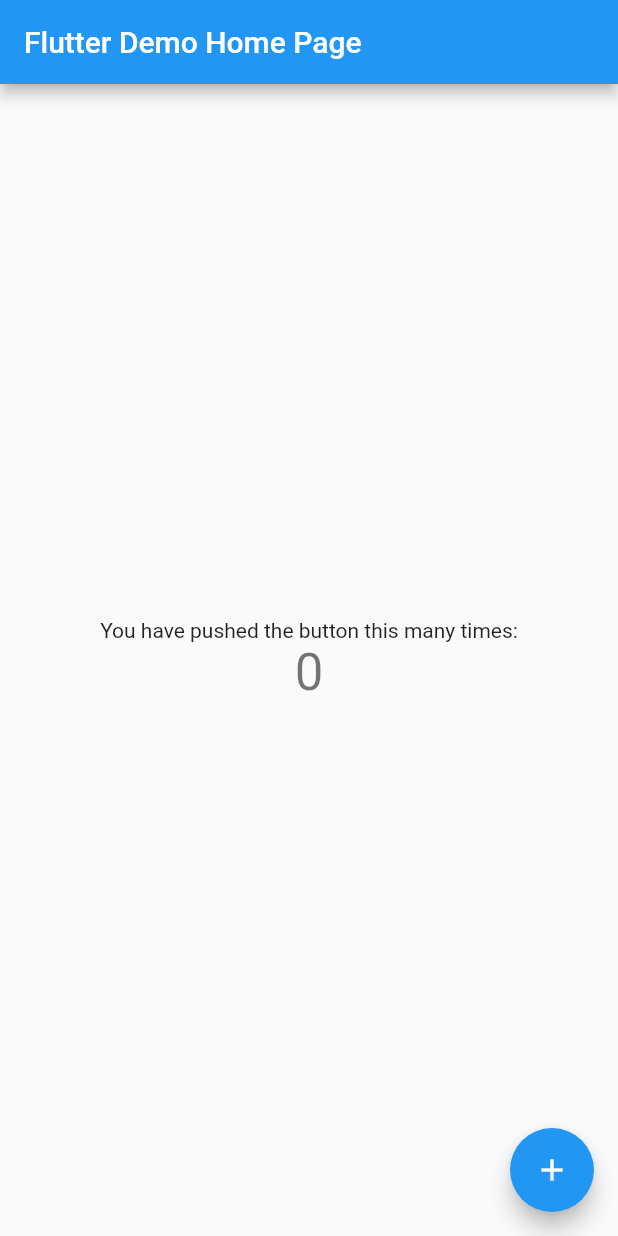
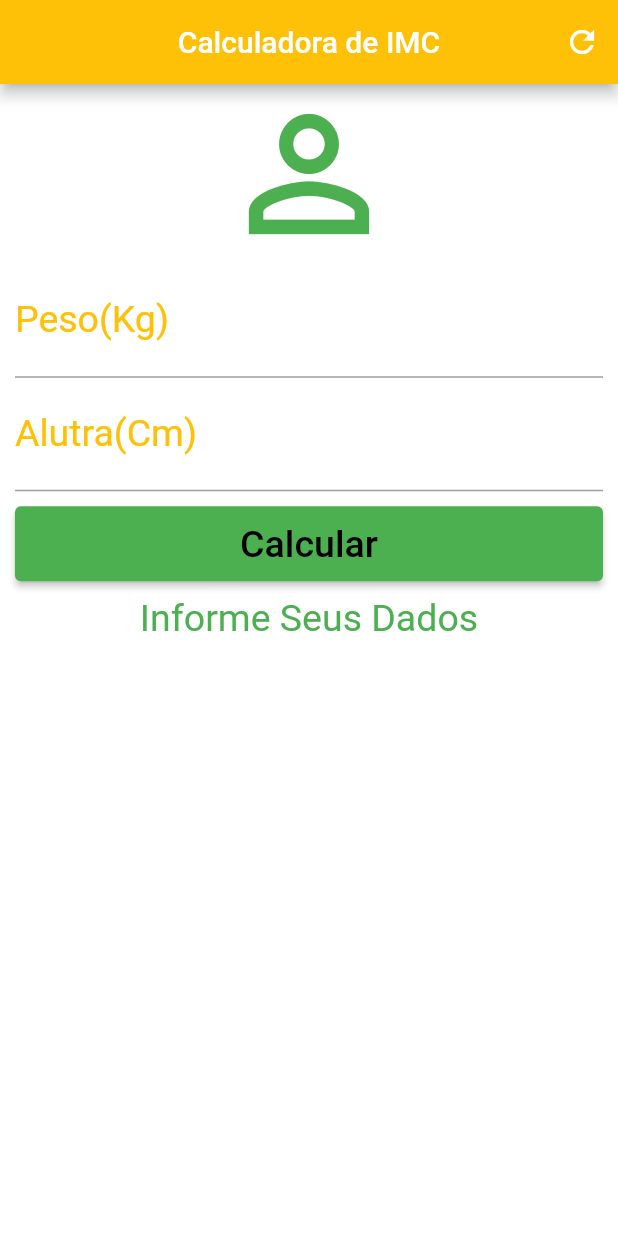
Before and after one commit to J3Mateus/Calculadora-De--IMC, a Flutter app: the screen it shows after launch, on a phone screen of 412 x 824 dp. Run offline on Flutter 3.47's test engine with Material 2 defaults, Android fonts, the phone set to English and light mode, and no system bars.

Commit message:
Aplicativo Completo Com Toda Logica de Programação

```diff
--- a/lib/main.dart
+++ b/lib/main.dart
@@ -1,115 +1,120 @@
 import 'package:flutter/material.dart';
 
 void main() {
-  runApp(const MyApp());
+  runApp(MaterialApp(home: home()));
 }
 
-class MyApp extends StatelessWidget {
-  const MyApp({Key? key}) : super(key: key);
+class home extends StatefulWidget {
+  const home({Key? key}) : super(key: key);
 
-  // This widget is the root of your application.
   @override
-  Widget build(BuildContext context) {
-    return MaterialApp(
-      title: 'Flutter Demo',
-      theme: ThemeData(
-        // This is the theme of your application.
-        //
-        // Try running your application with "flutter run". You'll see the
-        // application has a blue toolbar. Then, without quitting the app, try
-        // changing the primarySwatch below to Colors.green and then invoke
-        // "hot reload" (press "r" in the console where you ran "flutter run",
-        // or simply save your changes to "hot reload" in a Flutter IDE).
-        // Notice that the counter didn't reset back to zero; the application
-        // is not restarted.
-        primarySwatch: Colors.blue,
-      ),
-      home: const MyHomePage(title: 'Flutter Demo Home Page'),
-    );
-  }
+  _homeState createState() => _homeState();
 }
 
-class MyHomePage extends StatefulWidget {
-  const MyHomePage({Key? key, required this.title}) : super(key: key);
+class _homeState extends State<home> {
 
-  // This widget is the home page of your application. It is stateful, meaning
-  // that it has a State object (defined below) that contains fields that affect
-  // how it looks.
+  TextEditingController peso = TextEditingController();
+  TextEditingController altura = TextEditingController();
+  GlobalKey <FormState> _formkey  = GlobalKey<FormState>();
 
-  // This class is the configuration for the state. It holds the values (in this
-  // case the title) provided by the parent (in this case the App widget) and
-  // used by the build method of the State. Fields in a Widget subclass are
-  // always marked "final".
+  String _infotext = 'Informe Seus Dados ' ;
+  void _resteField (){
+    setState(() {
+      peso.text = '' ;
+      altura.text = '' ;
+      _infotext = 'Informe Seus Dados';
+    });
 
-  final String title;
+  }
 
-  @override
-  State<MyHomePage> createState() => _MyHomePageState();
-}
+  void _calcularPeso(){
+    setState(() {
+      double peso_resultado = double.parse(peso.text);
+      double altura_resultado = double.parse(altura.text)/100;
 
-class _MyHomePageState extends State<MyHomePage> {
-  int _counter = 0;
+      double imc = peso_resultado/(altura_resultado * altura_resultado);
 
-  void _incrementCounter() {
-    setState(() {
-      // This call to setState tells the Flutter framework that something has
-      // changed in this State, which causes it to rerun the build method below
-      // so that the display can reflect the updated values. If we changed
-      // _counter without calling setState(), then the build method would not be
-      // called again, and so nothing would appear to happen.
-      _counter++;
+      if (imc < 18.5){
+        _infotext = 'Abaixo do peso(${imc.toStringAsPrecision(3) })';
+      }else if (imc >= 18.6 && imc <24.9){
+        _infotext = 'Peso Ideal (${imc.toStringAsPrecision(3) })';
+      }else if (imc>=24.9 && imc < 29.9){
+        _infotext = 'Levemente acima do peso(${imc.toStringAsPrecision(3) })';
+      }else if (imc >=29.9 && imc <34.9){
+        _infotext = 'Obesidade Grau I (${imc.toStringAsPrecision(3) })';
+      }else if (imc >=34.9 && imc <39.9){
+        _infotext = 'Obesidade Grau II (${imc.toStringAsPrecision(3) })';
+      }else if (imc >= 40){
+        _infotext = 'Obesidade Grau III (${imc.toStringAsPrecision(3) })';
+      }
     });
+
+
+
   }
 
   @override
   Widget build(BuildContext context) {
-    // This method is rerun every time setState is called, for instance as done
-    // by the _incrementCounter method above.
-    //
-    // The Flutter framework has been optimized to make rerunning build methods
-    // fast, so that you can just rebuild anything that needs updating rather
-    // than having to individually change instances of widgets.
     return Scaffold(
       appBar: AppBar(
-        // Here we take the value from the MyHomePage object that was created by
-        // the App.build method, and use it to set our appbar title.
-        title: Text(widget.title),
+        title: Text("Calculadora de IMC"),
+        centerTitle: true,///centrilizar o texto,
+        backgroundColor: Colors.amber,///mudar a cor
+        actions: [IconButton(icon: Icon(Icons.refresh), onPressed: _resteField)],///cria um botão para fazer uma ação na barra
       ),
-      body: Center(
-        // Center is a layout widget. It takes a single child and positions it
-        // in the middle of the parent.
-        child: Column(
-          // Column is also a layout widget. It takes a list of children and
-          // arranges them vertically. By default, it sizes itself to fit its
-          // children horizontally, and tries to be as tall as its parent.
-          //
-          // Invoke "debug painting" (press "p" in the console, choose the
-          // "Toggle Debug Paint" action from the Flutter Inspector in Android
-          // Studio, or the "Toggle Debug Paint" command in Visual Studio Code)
-          // to see the wireframe for each widget.
-          //
-          // Column has various properties to control how it sizes itself and
-          // how it positions its children. Here we use mainAxisAlignment to
-          // center the children vertically; the main axis here is the vertical
-          // axis because Columns are vertical (the cross axis would be
-          // horizontal).
-          mainAxisAlignment: MainAxisAlignment.center,
-          children: <Widget>[
-            const Text(
-              'You have pushed the button this many times:',
-            ),
-            Text(
-              '$_counter',
-              style: Theme.of(context).textTheme.headline4,
-            ),
-          ],
-        ),
-      ),
-      floatingActionButton: FloatingActionButton(
-        onPressed: _incrementCounter,
-        tooltip: 'Increment',
-        child: const Icon(Icons.add),
-      ), // This trailing comma makes auto-formatting nicer for build methods.
+      backgroundColor: Colors.white,
+      body:SingleChildScrollView(
+        padding: EdgeInsets.fromLTRB(10.0, 0.0, 10.0, 0.0),/// para da um espaço dos app
+        child:  Form(
+          key: _formkey,
+          child: Column(
+            crossAxisAlignment: CrossAxisAlignment.stretch,///centraliza icon
+            children: [
+              Icon(
+                Icons.person_outline,
+                size: 120.0,
+                color: Colors.green,
+              ),///adicionar o icon
+              TextFormField(
+                keyboardType: TextInputType.number,
+                decoration: InputDecoration(
+                    labelText: "Peso(Kg)",
+                    labelStyle: TextStyle(color: Colors.amber)),
+                textAlign: TextAlign.center,
+                style: TextStyle(color: Colors.green, fontSize: 25),
+                controller: peso,
+                validator: (value){
+                  if (value!.isEmpty){
+                      return "Informe o peso ";
+                    }
+                },
+              ),
+              TextFormField(
+                keyboardType: TextInputType.number,
+                decoration: InputDecoration(
+                    labelText: "Alutra(Cm)",
+                    labelStyle: TextStyle(color: Colors.amber)),
+                textAlign: TextAlign.center,
+                style: TextStyle(color: Colors.green, fontSize: 25),
+                controller: altura,
+              ),
+
+              ///deixa um insert e o keybord e o tipo de teclado,
+              Padding(padding:EdgeInsets.only(top: 10.0,bottom:10.0),///espaço em especifico,
+                  child: Container(
+                    height: 50.0,
+                    child:
+                    ElevatedButton(
+                      onPressed:_calcularPeso,
+                      child: Text("Calcular",style: TextStyle(color: Colors.black,fontSize: 25.0),),
+                      style: ElevatedButton.styleFrom(primary: Colors.green),///da outra cor para o botão
+                    ),
+                  )),
+              Text("$_infotext",textAlign: TextAlign.center,style: TextStyle(color: Colors.green,fontSize: 25.0),)
+            ],
+          ),
+        )
+      )
     );
   }
 }
```
Also changed, not shown: 1 other file.
